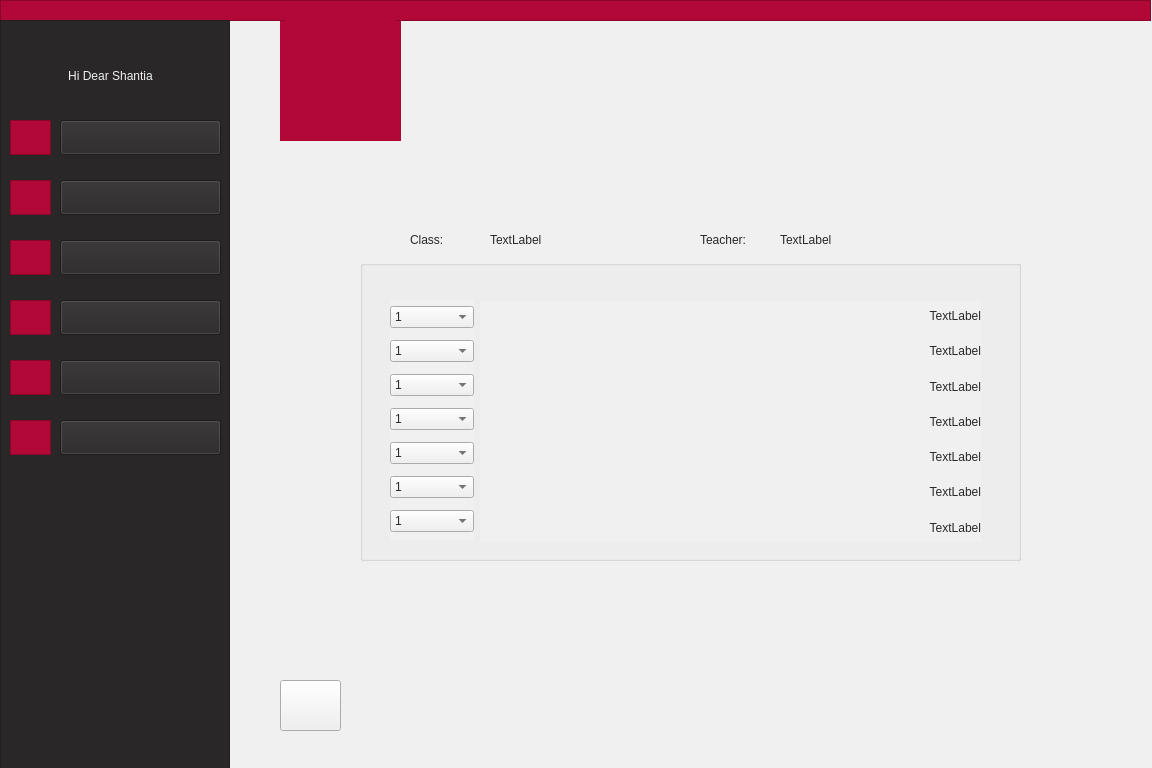
This is studentwatchsurvey.ui in AjaxGroup1400/golestan as Qt 5 draws it before an edit. The edited form follows.
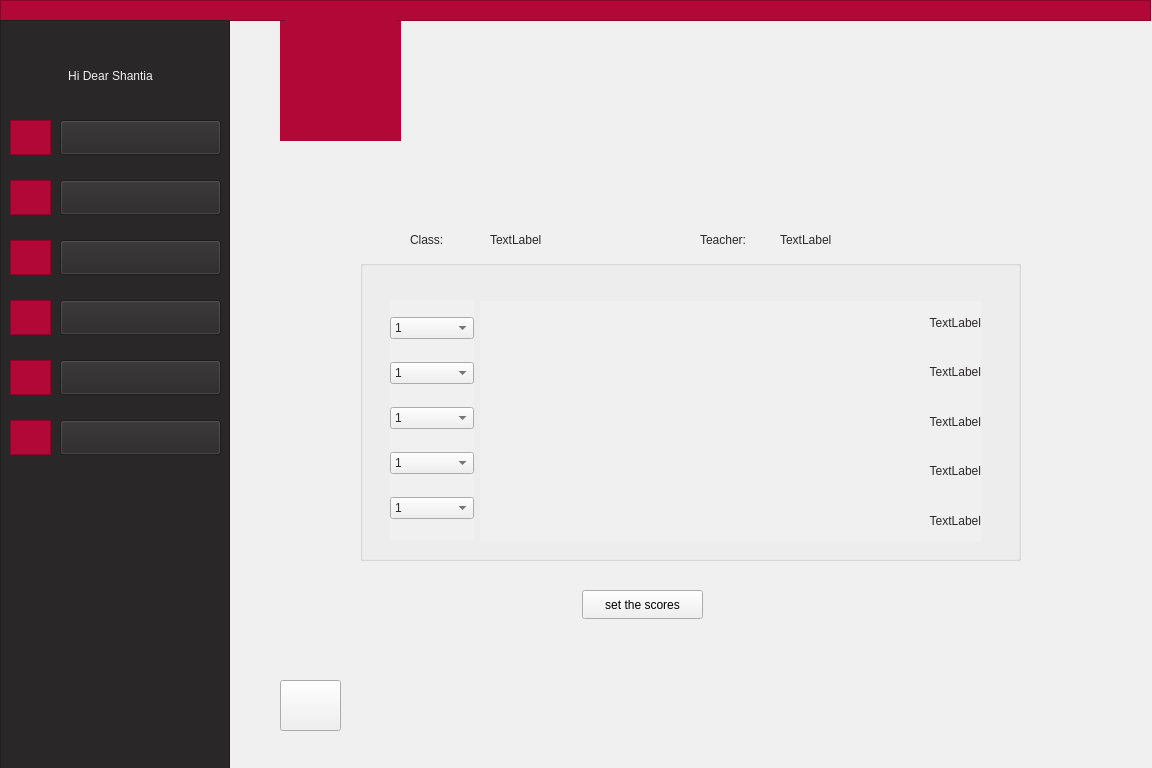
This is the edited form. Icons and pictures are not drawn.

Diff of the .ui file:
```diff
--- a/studentwatchsurvey.ui
+++ b/studentwatchsurvey.ui
@@ -903,77 +903,6 @@
        </item>
       </widget>
      </item>
-     <item>
-      <widget class="QComboBox" name="comboBox_6">
-       <property name="styleSheet">
-        <string notr="true">color: rgb(41, 39, 40);
-font: 9pt &quot;Montserrat&quot;;</string>
-       </property>
-       <item>
-        <property name="text">
-         <string>1</string>
-        </property>
-       </item>
-       <item>
-        <property name="text">
-         <string>2</string>
-        </property>
-       </item>
-       <item>
-        <property name="text">
-         <string>3</string>
-        </property>
-       </item>
-       <item>
-        <property name="text">
-         <string>4</string>
-        </property>
-       </item>
-       <item>
-        <property name="text">
-         <string>5</string>
-        </property>
-       </item>
-      </widget>
-     </item>
-     <item>
-      <widget class="QComboBox" name="comboBox_7">
-       <property name="styleSheet">
-        <string notr="true">color: rgb(41, 39, 40);
-font: 9pt &quot;Montserrat&quot;;</string>
-       </property>
-       <item>
-        <property name="text">
-         <string>1</string>
-        </property>
-       </item>
-       <item>
-        <property name="text">
-         <string>2</string>
-        </property>
-       </item>
-       <item>
-        <property name="text">
-         <string>3</string>
-        </property>
-       </item>
-       <item>
-        <property name="text">
-         <string>4</string>
-        </property>
-       </item>
-       <item>
-        <property name="text">
-         <string>5</string>
-        </property>
-       </item>
-       <item>
-        <property name="text">
-         <string/>
-        </property>
-       </item>
-      </widget>
-     </item>
     </layout>
    </widget>
    <widget class="QWidget" name="layoutWidget">
@@ -1054,32 +983,22 @@
        </property>
       </widget>
      </item>
-     <item>
-      <widget class="QLabel" name="label_17">
-       <property name="text">
-        <string>TextLabel</string>
-       </property>
-       <property name="alignment">
-        <set>Qt::AlignRight|Qt::AlignTrailing|Qt::AlignVCenter</set>
-       </property>
-      </widget>
-     </item>
-     <item>
-      <widget class="QLabel" name="label_18">
-       <property name="styleSheet">
-        <string notr="true">color: rgb(41, 39, 40);</string>
-       </property>
-       <property name="text">
-        <string>TextLabel</string>
-       </property>
-       <property name="alignment">
-        <set>Qt::AlignRight|Qt::AlignTrailing|Qt::AlignVCenter</set>
-       </property>
-      </widget>
-     </item>
     </layout>
    </widget>
   </widget>
+  <widget class="QPushButton" name="setScore">
+   <property name="geometry">
+    <rect>
+     <x>582</x>
+     <y>590</y>
+     <width>121</width>
+     <height>29</height>
+    </rect>
+   </property>
+   <property name="text">
+    <string>set the scores</string>
+   </property>
+  </widget>
   <zorder>label</zorder>
   <zorder>frame</zorder>
   <zorder>frame_2</zorder>
```
Left out of the diff: 3 changed lines with no effect on the pictures.
